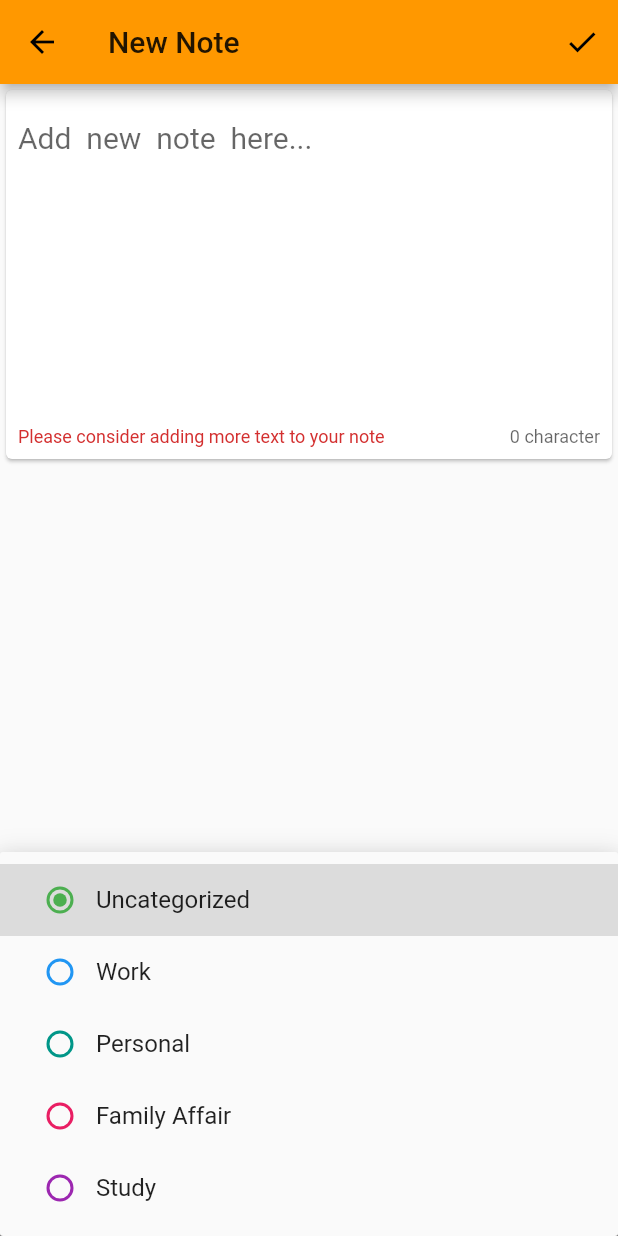
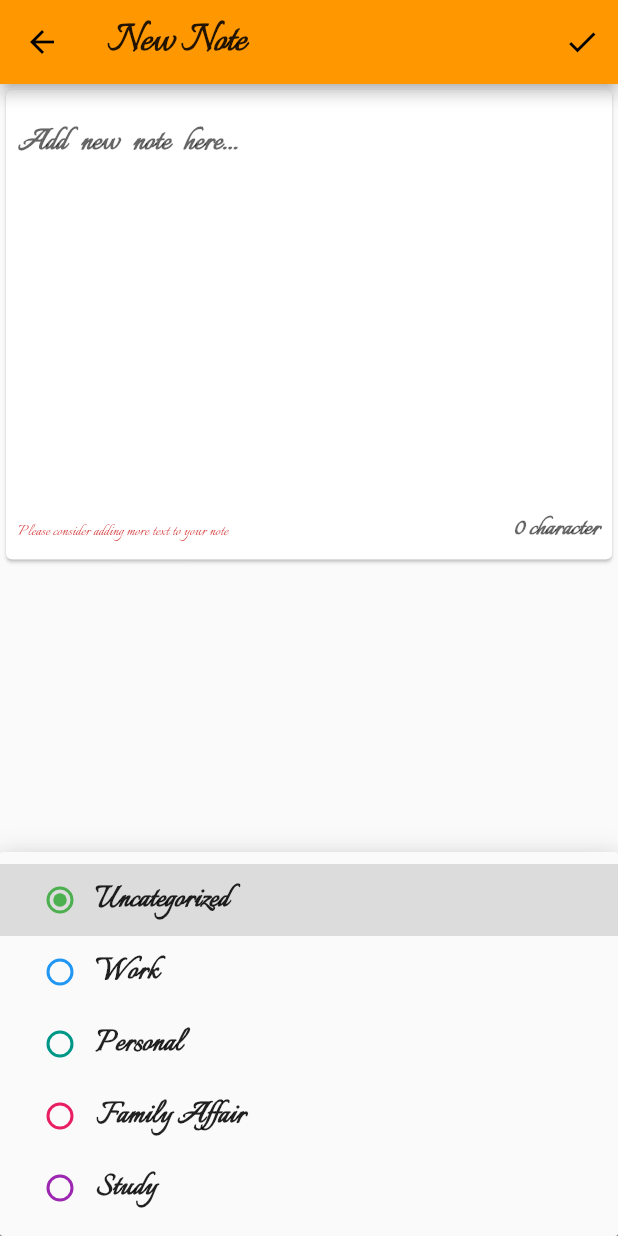
Before and after one commit to jobic10/flutter-noteapp, a Flutter app: the AddNote screen opened by its route, after a tap on the "check" icon, after a tap on "Uncategorized", on a phone screen of 412 x 824 dp. Run offline on Flutter 3.47's test engine with Material 2 defaults, Android fonts, the phone set to English and light mode, and no system bars; our stand-ins replace sqflite; accounts and stored records are empty.

Commit message:
Editing functionality and font family

```diff
--- a/lib/screens/add_notes.dart
+++ b/lib/screens/add_notes.dart
@@ -7,39 +7,79 @@ import 'package:noteapp/utils/language.dart';
 class AddNote extends StatefulWidget {
   final Note note;
 
-  const AddNote({this.note});
+  AddNote({this.note});
   @override
   _AddNoteState createState() => _AddNoteState();
 }
 
 class _AddNoteState extends State<AddNote> {
   DBHelp db = DBHelp();
-  final TextEditingController noteText = TextEditingController();
+  TextEditingController noteText;
+  String catValue;
+  @override
+  void initState() {
+    // TODO: implement initState
+    super.initState();
+    noteText = TextEditingController(
+        text: widget.note == null ? null : widget.note.note);
+    catValue =
+        widget.note == null ? kCategoryList.keys.first : widget.note.category;
+  }
+
   final GlobalKey catKey = GlobalKey();
   final GlobalKey<FormState> formKey = GlobalKey<FormState>();
-  String catValue = kCategoryList.keys.first;
   FocusNode _focusNode = FocusNode();
   int count = 0;
   Note myNote;
-
   @override
   Widget build(BuildContext context) {
-    bool newNote = (widget.note == null);
-
+    bool newNote = widget.note == null;
     return Scaffold(
       appBar: AppBar(
-        title: Text(newNote ? Language.newNote : Language.editNote),
+        title: Text(
+          newNote ? Language.newNote : Language.editNote,
+          style: kAppTitleStyle,
+        ),
         actions: <Widget>[
           IconButton(
             onPressed: () async {
               if (formKey.currentState.validate()) {
                 _focusNode.unfocus();
-                myNote = Note(category: catValue, note: noteText.text);
-                int res = await db.add(myNote); //ID of the newly inserted tuple
-                if (res > 0) {
-                  Navigator.of(context).pop(true);
+
+                if (!newNote) {
+                  myNote = Note.withId(
+                      id: widget.note.id,
+                      category: catValue,
+                      note: noteText.text);
+
+                  int res = await db.updateNote(myNote);
+                  if (res > 0) {
+                    Navigator.of(context).pop(myNote);
+                  } else {
+                    showDialog(
+                      context: context,
+                      builder: (context) => AlertDialog(
+                        content: Text("Note Not Updated"),
+                        title: Text("Error"),
+                      ),
+                    );
+                  }
                 } else {
-                  Navigator.of(context).pop(false);
+                  myNote = Note(category: catValue, note: noteText.text);
+
+                  int res =
+                      await db.add(myNote); //ID of the newly inserted tuple
+                  if (res > 0) {
+                    Navigator.of(context).pop(true);
+                  } else {
+                    showDialog(
+                      context: context,
+                      builder: (context) => AlertDialog(
+                        content: Text("Note could not be created"),
+                        title: Text("Error"),
+                      ),
+                    );
+                  }
                 }
               }
             },
@@ -80,7 +120,11 @@ class _AddNoteState extends State<AddNote> {
                               groupValue: catValue,
                             ),
                           ),
-                          Text(e.key),
+                          Text(e.key,
+                              style: TextStyle(
+                                fontSize: 24,
+                                fontWeight: FontWeight.bold,
+                              )),
                         ],
                       ),
                     ),
@@ -116,6 +160,10 @@ class _AddNoteState extends State<AddNote> {
                   decoration: InputDecoration(
                       hintText: Language.addNewNote,
                       border: InputBorder.none,
+                      counterStyle: TextStyle(
+                        fontSize: 20,
+                        fontWeight: FontWeight.bold,
+                      ),
                       counterText:
                           "$count ${Language.characterCounter}${count < 2 ? '' : 's'}"),
                   toolbarOptions: ToolbarOptions(
@@ -124,7 +172,11 @@ class _AddNoteState extends State<AddNote> {
                     cut: true,
                     selectAll: true,
                   ),
-                  style: TextStyle(fontSize: 20, wordSpacing: 5),
+                  style: TextStyle(
+                    wordSpacing: 5,
+                    fontSize: 24,
+                    fontWeight: FontWeight.bold,
+                  ),
                 ),
               ),
             ),
--- a/lib/utils/constants.dart
+++ b/lib/utils/constants.dart
@@ -8,7 +8,8 @@ final ThemeData kAppTheme = ThemeData(
       backgroundColor: Colors.orange,
       splashColor: Colors.deepOrange,
     ),
-);
+    fontFamily: kFontItaliannoRegular,
+    textTheme: TextTheme());
 
 final String kAppName = Language.appName;
 final String kErrorLink = "/\$404";
```
Also changed, not shown: lib/screens/all_notes.dart (+15 -5 lines), lib/screens/view_notes.dart (+32 -9 lines), lib/utils/database.dart (+6 -5 lines). Lines whose indentation alone changed are shown as unchanged.
